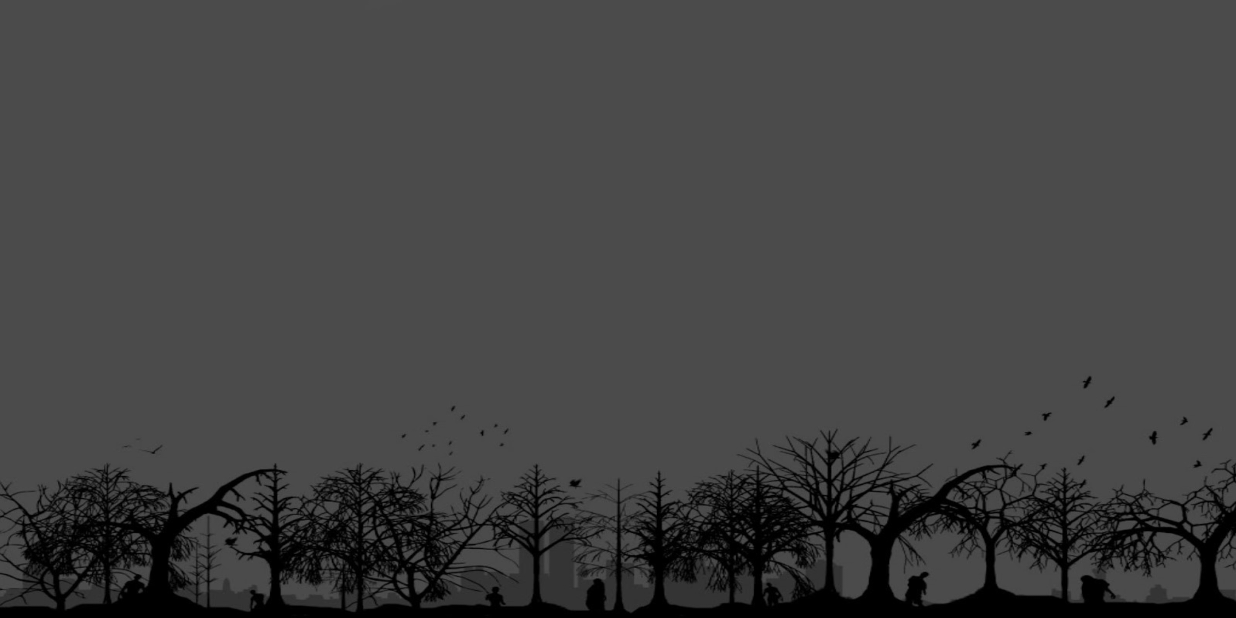
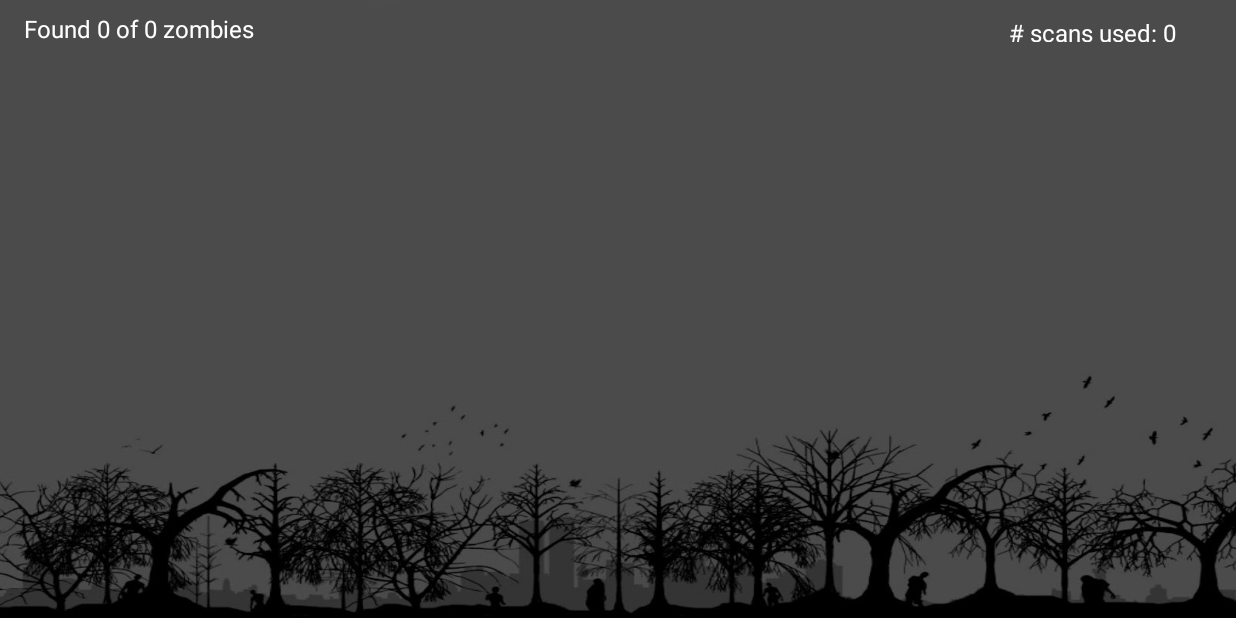
Before and after one commit to ramneetbrar/ZombieSeeker, an Android app: the GameScreen screen opened directly, with no data from a screen before it, on a phone screen of 824 x 412 dp (held sideways). Run offline under Robolectric (Android 15) with nearby library versions, the light colour scheme and no system bars.

Commit message:
updates game screen with information about number of zombies and scans used.

```diff
--- a/app/src/main/java/com/ramneet/zombieseeker/GameScreen.java
+++ b/app/src/main/java/com/ramneet/zombieseeker/GameScreen.java
@@ -25,9 +25,11 @@ public class GameScreen extends AppCompatActivity {
     private static final String EXTRA_NUM_ROWS = "zombieseeker.gameScreen.numRows";
     private static final String EXTRA_NUM_COLS = "zombieseeker.gameScreen.numCols";
     private static final String EXTRA_NUM_ZOMBIES = "zombieseeker.gameScreen.numZombies";
-    private int num_rows = 4;
-    private int num_cols = 6;
-    private int num_zombies = 6;
+    private int num_rows;
+    private int num_cols;
+    private int num_zombies;
+    private int num_zombies_found = 0;
+    private int num_scans = 0;
     private static final String TAG = "GameScreen";
 
     Button[][] buttons;
@@ -57,6 +59,7 @@ public class GameScreen extends AppCompatActivity {
         gameLogic = new GameLogic(num_rows, num_cols, num_zombies);
         gameLogic.initializeGameBoard(num_rows, num_cols);
         populateButtons();
+        setupCountTextDisplays();
     }
 
     private void extractDataFromIntent() {
@@ -108,9 +111,10 @@ public class GameScreen extends AppCompatActivity {
                 button.setOnClickListener(new View.OnClickListener() {
                     @Override
                     public void onClick(View v) {
-                        Log.e(TAG, "After button clicked, in setOnClickListener");
-
+                        //Log.e(TAG, "After button clicked, in setOnClickListener");
                         gridButtonClicked(FINAL_ROW, FINAL_COL);
+                        setupCountTextDisplays();
+                        Log.e(TAG, "Num Scans: " + num_scans);
                     }
                 });
                 tableRow.addView(button);
@@ -144,14 +148,18 @@ public class GameScreen extends AppCompatActivity {
             final MediaPlayer mp = MediaPlayer.create(this, R.raw.zombie_stab);
             mp.start();
             if (updatedCell.isClicked()) {
+                num_scans++;
                 int zombieScan = updatedCell.getScanOfZombies();
                 button.setText(zombieScan + "");
                 button.setTextSize(20);
                 button.setTextColor(Color.rgb(105, 12, 12));
+            } else {
+                num_zombies_found = gameLogic.getCurrentZombiesCounter();
             }
             gameLogic.updateCellClicked(updatedCell);
             updateScansInUI(updatedCell);
         } else {
+            num_scans++;
             int zombieScan = updatedCell.getScanOfZombies();
             button.setText(zombieScan + "");
             button.setTextSize(20);
@@ -211,6 +219,14 @@ public class GameScreen extends AppCompatActivity {
 
     }
 
+    private void setupCountTextDisplays() {
+        TextView zombieText = findViewById(R.id.zombieCountTextView);
+        TextView scanText = findViewById(R.id.scanCountTextView);
+
+        zombieText.setText(getString(R.string.zombie_count, num_zombies_found, num_zombies));
+        scanText.setText(getString(R.string.scan_count,num_scans));
+    }
+
     private boolean didPlayerWin(){
         return gameLogic.getCurrentZombiesCounter() == num_zombies;
     }
--- a/app/src/main/java/com/ramneet/zombieseeker/OptionScreen.java
+++ b/app/src/main/java/com/ramneet/zombieseeker/OptionScreen.java
@@ -31,6 +31,7 @@ public class OptionScreen extends AppCompatActivity {
 
         int savedZombie = getNumZombiesChosen(this);
         String savedBoardSize = getBoardSizeChosen(this);
+
 
         Toast.makeText(this, "Saved Zombie: " + savedZombie, Toast.LENGTH_SHORT).show();
         Toast.makeText(this, "Saved Board Size: " + savedBoardSize, Toast.LENGTH_SHORT).show();
--- a/app/src/main/res/layout/activity_game_screen.xml
+++ b/app/src/main/res/layout/activity_game_screen.xml
@@ -14,14 +14,35 @@
         android:layout_height="match_parent"
         android:layout_marginStart="16dp"
         android:layout_marginLeft="16dp"
-        android:layout_marginTop="16dp"
+        android:layout_marginTop="48dp"
         android:layout_marginEnd="16dp"
         android:layout_marginRight="16dp"
         android:layout_marginBottom="16dp"
-        app:layout_constraintBottom_toBottomOf="parent"
+        android:stretchColumns="*"
         app:layout_constraintEnd_toEndOf="parent"
+        app:layout_constraintHorizontal_bias="0.0"
         app:layout_constraintStart_toStartOf="parent"
-        app:layout_constraintTop_toTopOf="parent"
-        android:stretchColumns="*">
-    </TableLayout>
+        app:layout_constraintTop_toTopOf="parent"></TableLayout>
+
+    <TextView
+        android:id="@+id/zombieCountTextView"
+        android:layout_width="wrap_content"
+        android:layout_height="wrap_content"
+        android:layout_marginTop="8dp"
+        android:textColor="#FFFFFF"
+        android:textSize="16sp"
+        app:layout_constraintStart_toStartOf="@+id/tableForButtons"
+        app:layout_constraintTop_toTopOf="parent" />
+
+    <TextView
+        android:id="@+id/scanCountTextView"
+        android:layout_width="0dp"
+        android:layout_height="17dp"
+        android:layout_marginEnd="24dp"
+        android:layout_marginRight="24dp"
+        android:textColor="#FFFFFF"
+        android:textSize="16sp"
+        app:layout_constraintBottom_toBottomOf="@+id/zombieCountTextView"
+        app:layout_constraintEnd_toEndOf="@+id/tableForButtons"
+        app:layout_constraintTop_toTopOf="@+id/zombieCountTextView" />
 </androidx.constraintlayout.widget.ConstraintLayout>
--- a/app/src/main/res/values/strings.xml
+++ b/app/src/main/res/values/strings.xml
@@ -12,4 +12,6 @@
     <string name="blood_splatter_image_on_right_side">Blood splatter image on right side</string>
     <string name="blood_splatter_image_on_left_side">Blood splatter image on left side</string>
     <string name="zombies">"%1$d zombies"</string>
+    <string name="zombie_count">Found %1$d of %2$d zombies</string>
+    <string name="scan_count"># scans used: %1$d</string>
 </resources>
```
